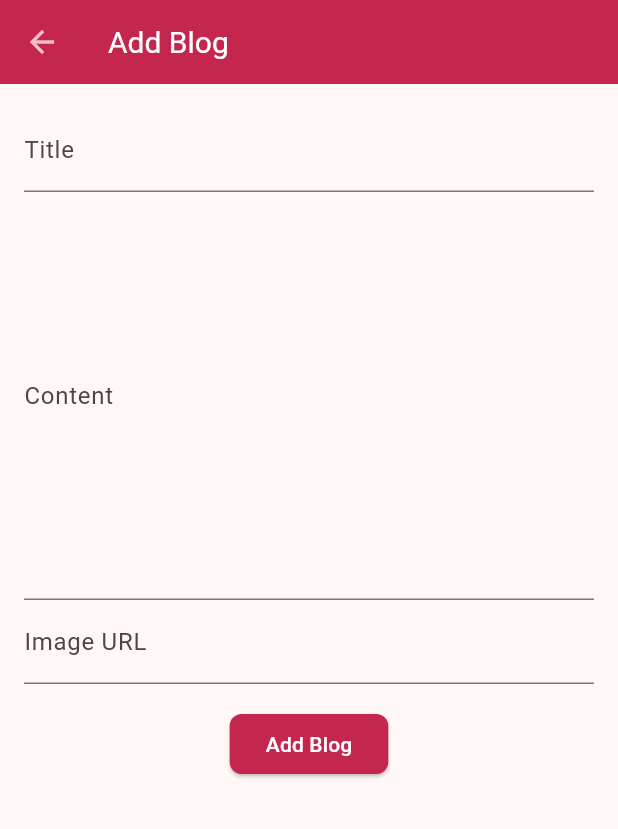
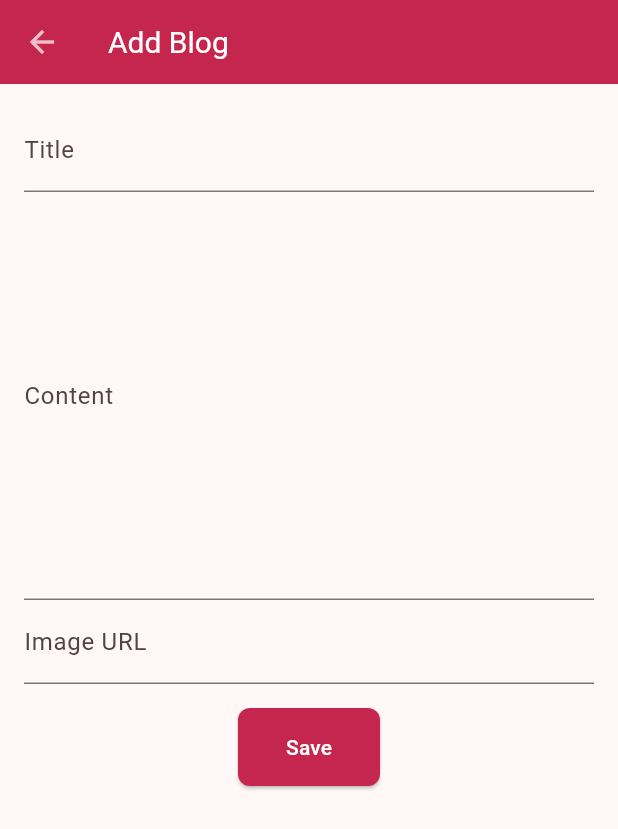
Before and after one commit to robinaeschlimann/blog_app, a Flutter app: the screen it shows after launch, after a tap on the "add" icon, on a phone screen of 412 x 824 dp. Shown: the top 829 px of the screen. Run offline on Flutter 3.47's test engine with Material 3 defaults, Android fonts, the light colour scheme and no system bars; our stand-ins replace isar, logger, shared_preferences; accounts and stored records are empty; generated files the repository leaves out were written again; network calls fail.

Commit message:
feat: edit blog

```diff
--- a/lib/pages/blog_add_page.dart
+++ b/lib/pages/blog_add_page.dart
@@ -2,14 +2,23 @@ import 'package:blog_app/data/blog.dart';
 import 'package:blog_app/service/blog_service.dart';
 import 'package:flutter/material.dart';
 
-class BlogAddPage extends StatefulWidget {
-  const BlogAddPage({super.key});
+class BlogFormPage extends StatefulWidget {
+  const BlogFormPage({super.key, this.blog});
+
+  final Blog? blog;
+
+  get getBlog => blog;
 
   @override
-  _BlogAddPageState createState() => _BlogAddPageState();
+  _BlogFormPageState createState() => _BlogFormPageState( blog );
 }
 
-class _BlogAddPageState extends State<BlogAddPage> {
+class _BlogFormPageState extends State<BlogFormPage> {
+
+  _BlogFormPageState(this.blog);
+
+  Blog? blog;
+
   final _formKey = GlobalKey<FormState>();
   final _titleController = TextEditingController();
   final _contentController = TextEditingController();
@@ -17,9 +26,12 @@ class _BlogAddPageState extends State<BlogAddPage> {
 
   @override
   Widget build(BuildContext context) {
+
+    initValues();
+
     return Scaffold(
       appBar: AppBar(
-        title: const Text("Add Blog"),
+        title: Text(blog == null ? "Add Blog" : "Edit Blog" )
       ),
       body: Padding(
         padding: const EdgeInsets.all(16.0),
@@ -79,8 +91,27 @@ class _BlogAddPageState extends State<BlogAddPage> {
                       var content = _contentController.value.text;
                       var imageUrl = _imageUrlController.value.text;
 
+                      var success = false;
+
+                      if( blog != null )
+                      {
+                        // Edit blog
+                        success = await BlogService.instance.editBlog(
+                            Blog(
+                                id: blog!.id,
+                                title: title,
+                                content: content,
+                                publishedAt: blog!.publishedAt,
+                                headerImageUrl: imageUrl,
+                                headerImage: null,
+                                isLikedByMe: blog!.isLikedByMe
+                            )
+                        );
+                      }
+                      else
+                      {
                         // Add blog
-                      var success = await BlogService.instance.addBlog(
+                        success = await BlogService.instance.addBlog(
                             Blog(
                                 id: null,
                                 title: title,
@@ -91,14 +122,15 @@ class _BlogAddPageState extends State<BlogAddPage> {
                                 isLikedByMe: false
                             )
                         );
+                      }
 
                       var scaffoldMessengerState = ScaffoldMessenger.of(context);
 
                       if( success )
                       {
                         scaffoldMessengerState.showSnackBar(
-                            const SnackBar(
-                                content: Text("Blog added"),
+                            SnackBar(
+                                content: Text(blog == null ? "Blog added" : "Blog edited"),
                                 backgroundColor: Colors.green,
                                 showCloseIcon: true
                             )
@@ -109,8 +141,8 @@ class _BlogAddPageState extends State<BlogAddPage> {
                       else
                       {
                         scaffoldMessengerState.showSnackBar(
-                            const SnackBar(
-                              content: Text("Error while adding blog"),
+                            SnackBar(
+                              content: Text(blog == null ? "Error while adding blog" : "Error while editing blog" ),
                               backgroundColor: Colors.red,
                               showCloseIcon: true
                             )
@@ -118,7 +150,7 @@ class _BlogAddPageState extends State<BlogAddPage> {
                       }
                     }
                   },
-                  child: const Text("Add Blog"),
+                  child: const Text("Save"),
                 ),
               )
             ],
@@ -127,4 +159,10 @@ class _BlogAddPageState extends State<BlogAddPage> {
       ),
     );
   }
+
+  void initValues() {
+    _titleController.value = blog == null ? TextEditingValue.empty : TextEditingValue(text: blog!.title);
+    _contentController.value = blog == null ? TextEditingValue.empty : TextEditingValue(text: blog!.content);
+    _imageUrlController.value = blog == null ? TextEditingValue.empty : TextEditingValue(text: blog!.headerImageUrl);
   }
+}
--- a/lib/utils/blog_theme.dart
+++ b/lib/utils/blog_theme.dart
@@ -55,6 +55,7 @@ class BlogTheme
       ),
       elevatedButtonTheme: ElevatedButtonThemeData(
         style: ButtonStyle(
+          padding: MaterialStateProperty.all(const EdgeInsets.symmetric(horizontal: 32, vertical: 16)),
           backgroundColor: MaterialStateProperty.all(primaryColor),
           foregroundColor: MaterialStateProperty.all(secondaryColor),
           shape: MaterialStateProperty.all(
@@ -64,6 +65,11 @@ class BlogTheme
           ),
         ),
       ),
+      snackBarTheme: const SnackBarThemeData(
+        contentTextStyle: TextStyle(
+          color: secondaryColor,
+        ),
+      ),
     );
   }
 
--- a/lib/widget/blog/add_blog_button.dart
+++ b/lib/widget/blog/add_blog_button.dart
@@ -12,7 +12,7 @@ class AddBlogButton extends StatelessWidget {
         onPressed: () async {
           Navigator.of(context).push(
               MaterialPageRoute(
-                builder: (context) => const BlogAddPage(),
+                builder: (context) => const BlogFormPage(),
               )
           );
         },
--- a/lib/widget/blog/blog_card.dart
+++ b/lib/widget/blog/blog_card.dart
@@ -1,6 +1,7 @@
 import 'dart:convert';
 
 import 'package:blog_app/data/blog.dart';
+import 'package:blog_app/pages/blog_add_page.dart';
 import 'package:blog_app/service/blog_service.dart';
 import 'package:flutter/material.dart';
 
@@ -46,7 +47,7 @@ class BlogCard extends StatelessWidget {
                         const Spacer(flex: 2),
                         IconButton(
                             icon: const Icon( Icons.edit ),
-                            onPressed: () => {}
+                            onPressed: () => Navigator.of(context).push(MaterialPageRoute(builder: (context) => BlogFormPage( blog: blog )))
                         ),
                         IconButton(
                           icon: const Icon(Icons.delete),
```
Also changed, not shown: lib/service/blog_service.dart (+28 -0 lines). Lines whose indentation alone changed are shown as unchanged.
